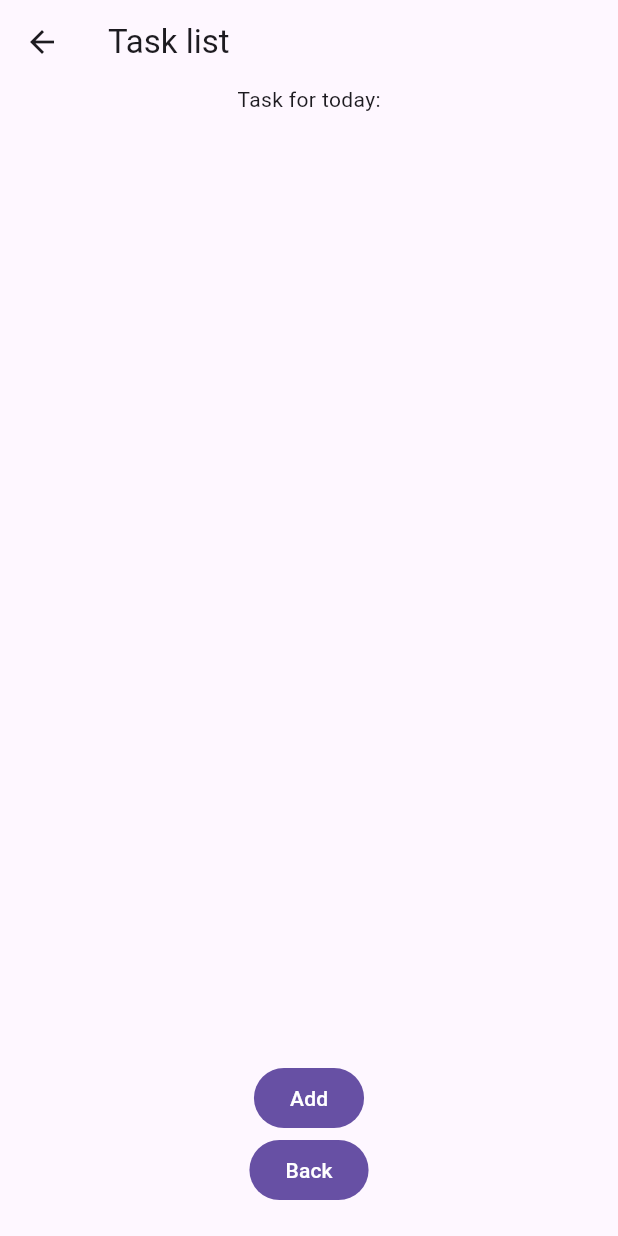
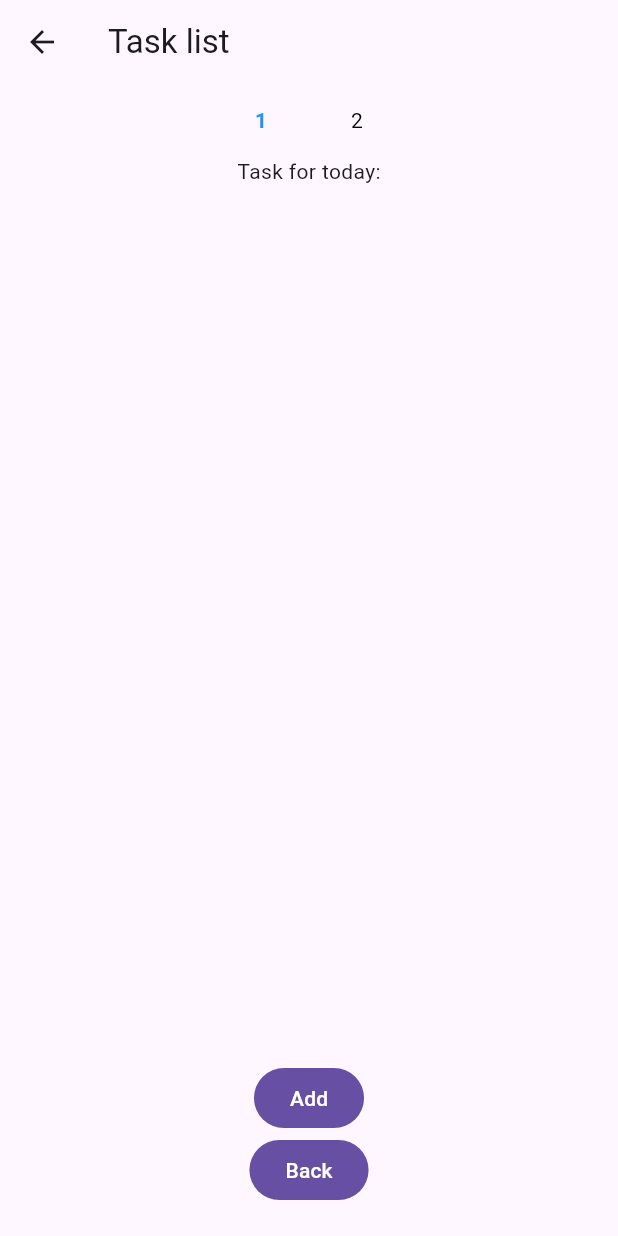
Before and after one commit to Klint02/P8-Pomodoro, a Flutter app: the Tasklist screen opened directly, on a phone screen of 412 x 824 dp. Run offline on Flutter 3.47's test engine with Material 3 defaults, Android fonts, the phone set to English and light mode, and no system bars.

Commit message:
basic implementation of multiple tasklist for each day

```diff
--- a/App/lib/Tasklist.dart
+++ b/App/lib/Tasklist.dart
@@ -11,19 +11,20 @@ class Tasklist extends StatefulWidget {
 class _TasklistState extends State<Tasklist> {
   late TextEditingController controller;
   List<Task> _taskList = [];
+  List<List<Task>> week = [[],[]];
+  int day = 0;
   TimeOfDay currentTime = TimeOfDay.now();
 
 
   void _addTask(Task input) {
     setState(() {
-
-      _taskList.add(input);
+      week[day].add(input);
     });
   }
 
   void _changeTask(Task input, int index) {
     setState(() {
-      _taskList[index] = input;
+      week[day][index] = input;
     });
   }
 
@@ -89,15 +90,44 @@ class _TasklistState extends State<Tasklist> {
         child: Column(
           mainAxisAlignment: MainAxisAlignment.end,
           children: [
+            Row(
+              mainAxisAlignment: MainAxisAlignment.center,
+              children: [
+                TextButton(onPressed: () {
+                  setState(() {
+                    day = 0;
+                  });
+
+                }, child: Text(
+                    "1",
+                  style: TextStyle(
+                    fontWeight: day == 0 ? FontWeight.bold : FontWeight.normal,
+                    color: day == 0 ? Colors.blue : Colors.black,
+                  ),
+                )
+                ),
+                TextButton(onPressed: () {
+                  setState(() {
+                    day = 1;
+                  });
+                }, child: Text(
+                  "2",
+                  style: TextStyle(
+                    fontWeight: day == 1 ? FontWeight.bold : FontWeight.normal,
+                    color: day == 1 ? Colors.blue : Colors.black,
+                  ),
+                )),
+              ],
+            ),
             const Text("Task for today:"),
             Expanded(
               child: ListView.builder(
-                itemCount: _taskList.length,
+                itemCount: week[day].length,
                 itemBuilder: (context, index) {
                   return Row(
                     mainAxisAlignment: MainAxisAlignment.center,
                     children: [
-                      Text("${_taskList[index].taskName} at ${_taskList[index].time.format(context)}"),
+                      Text("${week[day][index].taskName} at ${week[day][index].time.format(context)}"),
                       const SizedBox(width: 10), // Fixed spacing issue
                       FilledButton(
                         onPressed: () async {
@@ -112,7 +142,7 @@ class _TasklistState extends State<Tasklist> {
                       FilledButton(
                         onPressed: () {
                           setState(() {
-                            _taskList.removeAt(index);
+                            week[day].removeAt(index);
                           });
                         },
                         child: const Icon(Icons.remove),
```
